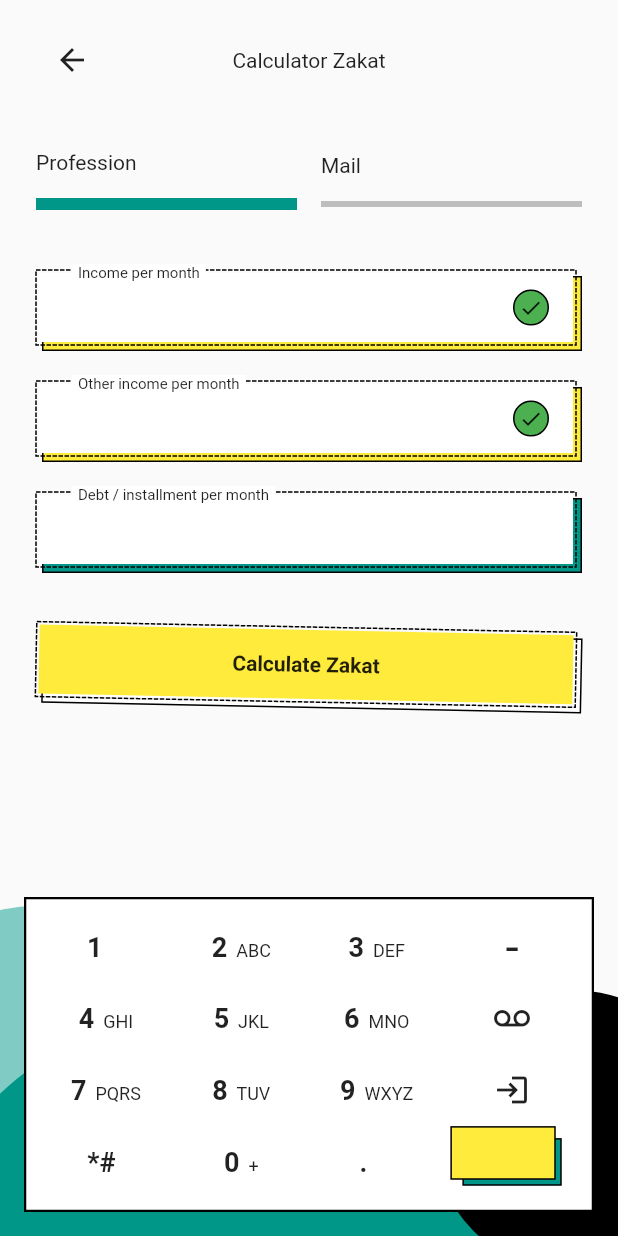
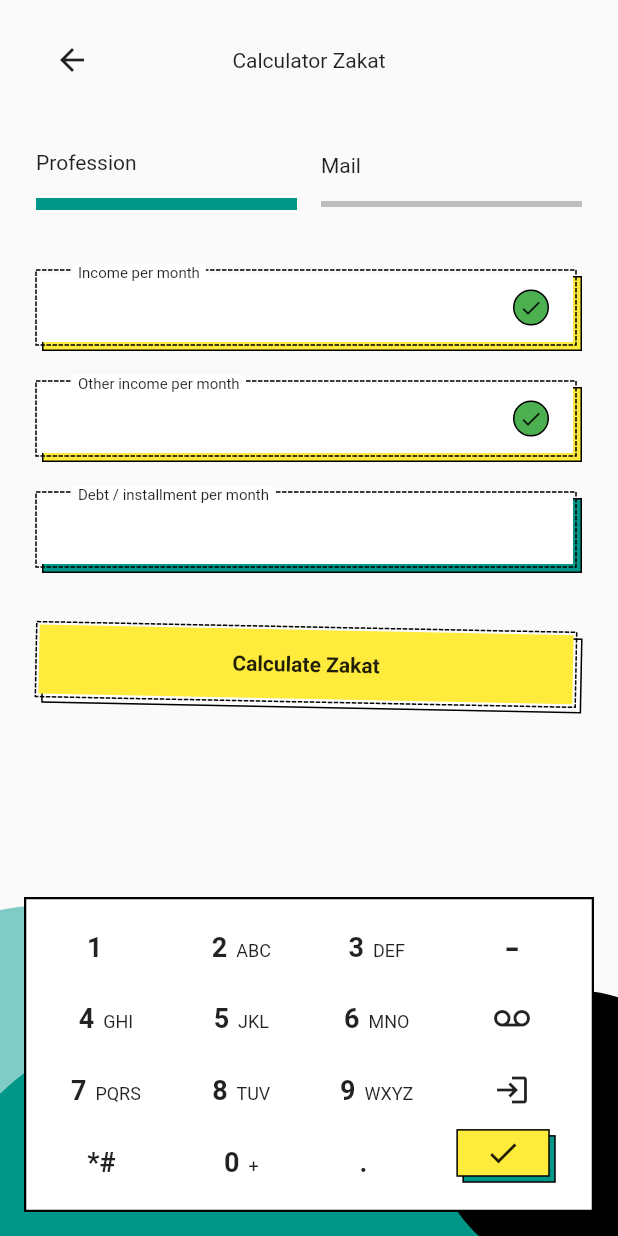
Before and after one commit to JAICHANGPARK/flutter_notebook_18th_story, a Flutter app: the screen it shows after launch, on a phone screen of 412 x 824 dp. Run offline on Flutter 3.47's test engine with Material 2 defaults, Android fonts, the phone set to English and light mode, and no system bars; drawn by our look-alikes of dotted_border; our stand-ins replace cached_network_image, flutter_lorem, flutter_riverpod, flutter_svg, freezed_annotation, go_router and 3 more.

Commit message:
Update fund_keyboard_widget.dart

```diff
--- a/lib/ep1085_funding_app/src/ui/widgets/fund_keyboard_widget.dart
+++ b/lib/ep1085_funding_app/src/ui/widgets/fund_keyboard_widget.dart
@@ -320,19 +320,16 @@ class _FundKeyboardWidgetState extends State<FundKeyboardWidget> {
               ),
               Expanded(
                 child: Padding(
-                    padding: const EdgeInsets.symmetric(horizontal: 4),
+                  padding: const EdgeInsets.symmetric(horizontal: 8, vertical: 2),
                   child: Stack(
                     children: [
                       Positioned(
-                      left: 8,
-                      top: 8,
+                        left: 4,
+                        top: 4,
                         right: 8,
                         bottom: 8,
                         child: Container(
-                        decoration: BoxDecoration(
-                          color: Colors.teal,
-                          border: Border.all()
-                        ),
+                          decoration: BoxDecoration(color: Colors.teal, border: Border.all()),
                         ),
                       ),
                       Positioned(
@@ -341,15 +338,16 @@ class _FundKeyboardWidgetState extends State<FundKeyboardWidget> {
                         right: 12,
                         bottom: 12,
                         child: Container(
-                        decoration: BoxDecoration(
-                          color: Colors.yellow,
-                            border: Border.all()
+                          decoration: BoxDecoration(color: Colors.yellow, border: Border.all(),),
+                          child: Center(
+                            child: Icon(Icons.check),
                           ),
                         ),
                       )
                     ],
                   ),
-                  )),
+                ),
+              ),
             ],
           ),
         ),
```
Lines whose indentation alone changed are shown as unchanged.
